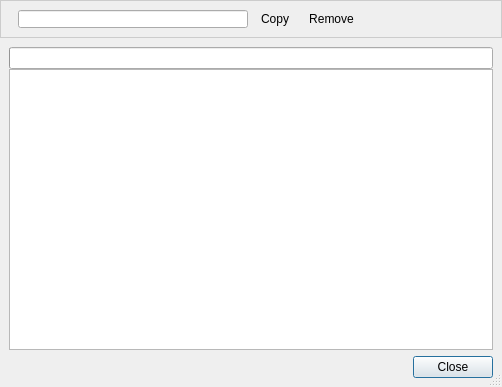
Above: retroshare-gui/src/gui/im_history/ImHistoryBrowser.ui from RetroShare/RetroShare before the change. Below: the same form after it.
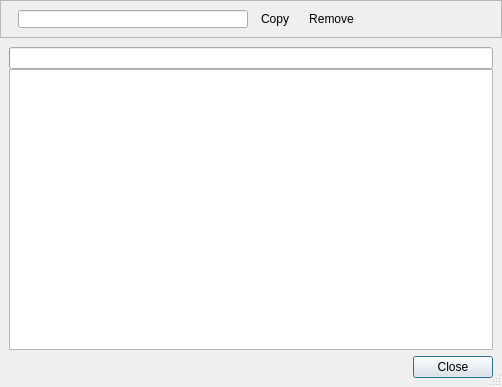
That is the form after the change. Icons and pictures are not drawn. Custom widgets are drawn as their Qt base class.

What changed in the file:
```diff
--- a/retroshare-gui/src/gui/im_history/ImHistoryBrowser.ui
+++ b/retroshare-gui/src/gui/im_history/ImHistoryBrowser.ui
@@ -48,13 +48,6 @@
        <height>38</height>
       </size>
      </property>
-     <property name="styleSheet">
-      <string notr="true">QFrame#frame{ 
-background-color: qlineargradient(x1:0, y1:0, x2:0, y2:1,
-stop:0 #FEFEFE, stop:1 #E8E8E8);
-
-border: 1px solid #CCCCCC;}</string>
-     </property>
      <property name="frameShape">
       <enum>QFrame::StyledPanel</enum>
      </property>
@@ -208,17 +201,17 @@
   </layout>
  </widget>
  <customwidgets>
+  <customwidget>
+   <class>LineEditClear</class>
+   <extends>QLineEdit</extends>
+   <header>gui/common/LineEditClear.h</header>
+  </customwidget>
   <customwidget>
    <class>HeaderFrame</class>
    <extends>QFrame</extends>
    <header>gui/common/HeaderFrame.h</header>
    <container>1</container>
   </customwidget>
-  <customwidget>
-   <class>LineEditClear</class>
-   <extends>QLineEdit</extends>
-   <header>gui/common/LineEditClear.h</header>
-  </customwidget>
  </customwidgets>
  <resources>
   <include location="../images.qrc"/>
```
Left out of the diff: 9 changed lines with no effect on the pictures.
